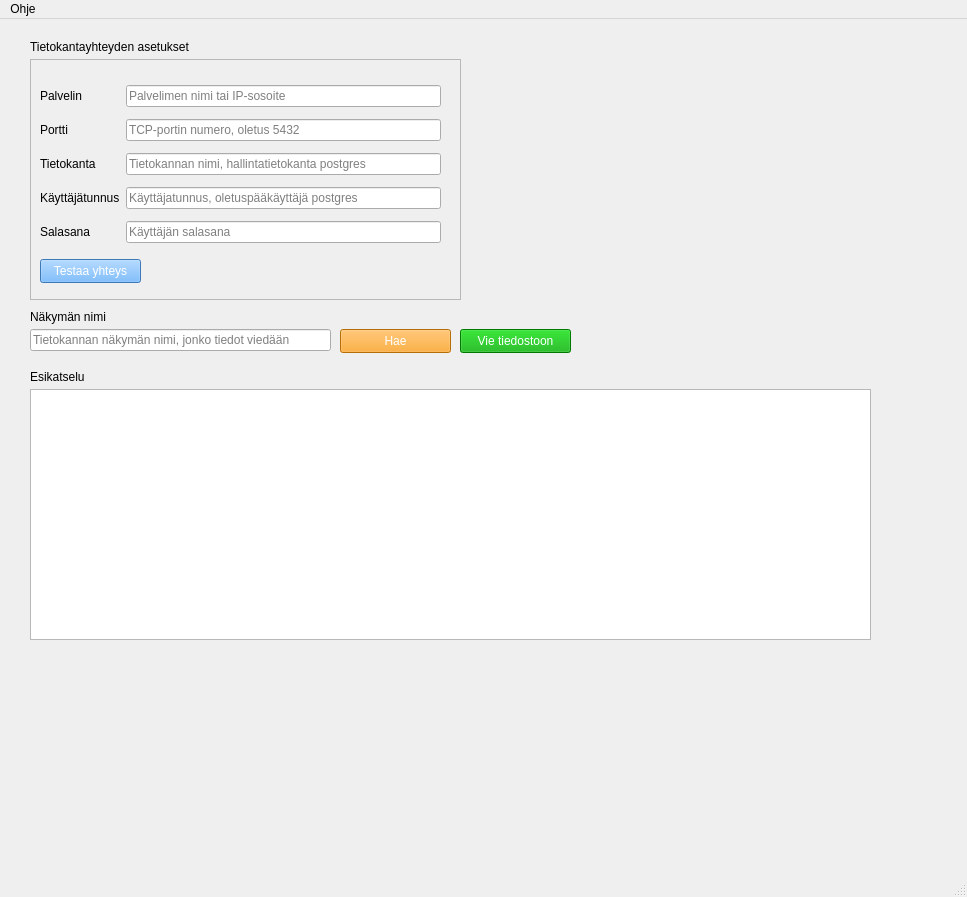
The window that exportTool.ui (Sadiqa-Khawari/PGViewExportTool) describes before a commit, drawn with Qt 5.
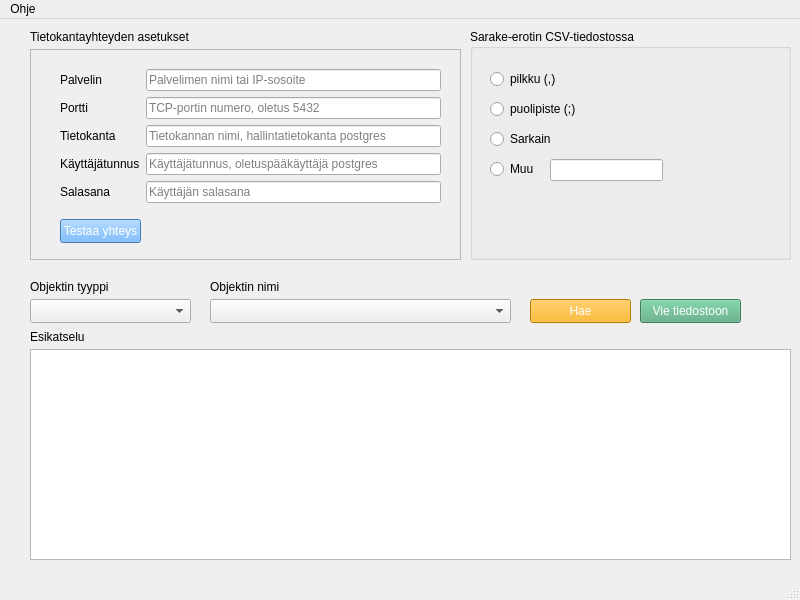
The same window after the commit.

The edit to the form file:
```diff
--- a/exportTool.ui
+++ b/exportTool.ui
@@ -6,8 +6,8 @@
    <rect>
     <x>0</x>
     <y>0</y>
-    <width>967</width>
-    <height>897</height>
+    <width>800</width>
+    <height>600</height>
    </rect>
   </property>
   <property name="windowTitle">
@@ -18,9 +18,9 @@
     <property name="geometry">
      <rect>
       <x>30</x>
-      <y>40</y>
+      <y>30</y>
       <width>431</width>
-      <height>241</height>
+      <height>211</height>
      </rect>
     </property>
     <property name="frameShape">
@@ -32,9 +32,9 @@
     <widget class="QPushButton" name="testConnectionPushButton">
      <property name="geometry">
       <rect>
-       <x>10</x>
-       <y>200</y>
-       <width>101</width>
+       <x>30</x>
+       <y>170</y>
+       <width>81</width>
        <height>24</height>
       </rect>
      </property>
@@ -46,13 +46,13 @@
       <string>Testaa yhteys</string>
      </property>
     </widget>
-    <widget class="QWidget" name="">
+    <widget class="QWidget" name="layoutWidget">
      <property name="geometry">
       <rect>
-       <x>10</x>
+       <x>30</x>
        <y>20</y>
-       <width>401</width>
-       <height>171</height>
+       <width>381</width>
+       <height>136</height>
       </rect>
      </property>
      <layout class="QGridLayout" name="gridLayout">
@@ -108,7 +108,7 @@
       <item row="3" column="1">
        <widget class="QLineEdit" name="userNameLineEdit">
         <property name="placeholderText">
-         <string>Käyttäjatunnus, oletuspääkäyttäjä postgres</string>
+         <string>Käyttäjätunnus, oletuspääkäyttäjä postgres</string>
         </property>
        </widget>
       </item>
@@ -133,8 +133,8 @@
     <property name="geometry">
      <rect>
       <x>30</x>
-      <y>20</y>
-      <width>191</width>
+      <y>10</y>
+      <width>171</width>
       <height>16</height>
      </rect>
     </property>
@@ -142,43 +142,30 @@
      <string>Tietokantayhteyden asetukset</string>
     </property>
    </widget>
-   <widget class="QLineEdit" name="viewNameLineEdit">
+   <widget class="QLabel" name="objectNameLabel">
     <property name="geometry">
      <rect>
-      <x>30</x>
-      <y>310</y>
-      <width>301</width>
-      <height>22</height>
-     </rect>
-    </property>
-    <property name="placeholderText">
-     <string>Tietokannan näkymän nimi, jonko tiedot viedään</string>
-    </property>
-   </widget>
-   <widget class="QLabel" name="viewNameLabel">
-    <property name="geometry">
-     <rect>
-      <x>30</x>
-      <y>290</y>
-      <width>111</width>
+      <x>210</x>
+      <y>260</y>
+      <width>101</width>
       <height>16</height>
      </rect>
     </property>
     <property name="text">
-     <string>Näkymän nimi</string>
+     <string>Objektin nimi</string>
     </property>
    </widget>
    <widget class="QPushButton" name="exportPushButton">
     <property name="geometry">
      <rect>
-      <x>460</x>
-      <y>310</y>
-      <width>111</width>
+      <x>640</x>
+      <y>280</y>
+      <width>101</width>
       <height>24</height>
      </rect>
     </property>
     <property name="styleSheet">
-     <string notr="true">background-color: rgb(0, 170, 0);
+     <string notr="true">background-color: rgb(85, 170, 127);
 color: rgb(255, 255, 255);</string>
     </property>
     <property name="text">
@@ -189,23 +176,23 @@
     <property name="geometry">
      <rect>
       <x>30</x>
-      <y>370</y>
-      <width>841</width>
-      <height>251</height>
+      <y>330</y>
+      <width>761</width>
+      <height>211</height>
      </rect>
     </property>
    </widget>
    <widget class="QPushButton" name="getDataPushButton">
     <property name="geometry">
      <rect>
-      <x>340</x>
-      <y>310</y>
-      <width>111</width>
+      <x>530</x>
+      <y>280</y>
+      <width>101</width>
       <height>24</height>
      </rect>
     </property>
     <property name="styleSheet">
-     <string notr="true">background-color: rgb(255, 154, 12);
+     <string notr="true">background-color: rgb(255, 170, 0);
 color: rgb(255, 255, 255);</string>
     </property>
     <property name="text">
@@ -216,8 +203,8 @@
     <property name="geometry">
      <rect>
       <x>30</x>
-      <y>350</y>
-      <width>71</width>
+      <y>310</y>
+      <width>81</width>
       <height>16</height>
      </rect>
     </property>
@@ -225,13 +212,121 @@
      <string>Esikatselu</string>
     </property>
    </widget>
+   <widget class="QComboBox" name="objectTypeComboBox">
+    <property name="geometry">
+     <rect>
+      <x>30</x>
+      <y>280</y>
+      <width>161</width>
+      <height>24</height>
+     </rect>
+    </property>
+   </widget>
+   <widget class="QComboBox" name="objectNameComboBox">
+    <property name="geometry">
+     <rect>
+      <x>210</x>
+      <y>280</y>
+      <width>301</width>
+      <height>24</height>
+     </rect>
+    </property>
+   </widget>
+   <widget class="QLabel" name="objectTypeLabel">
+    <property name="geometry">
+     <rect>
+      <x>30</x>
+      <y>260</y>
+      <width>161</width>
+      <height>16</height>
+     </rect>
+    </property>
+    <property name="text">
+     <string>Objektin tyyppi</string>
+    </property>
+   </widget>
+   <widget class="QGroupBox" name="groupBox">
+    <property name="geometry">
+     <rect>
+      <x>470</x>
+      <y>10</y>
+      <width>321</width>
+      <height>231</height>
+     </rect>
+    </property>
+    <property name="title">
+     <string>Sarake-erotin CSV-tiedostossa</string>
+    </property>
+    <widget class="QRadioButton" name="radioButton">
+     <property name="geometry">
+      <rect>
+       <x>20</x>
+       <y>40</y>
+       <width>92</width>
+       <height>20</height>
+      </rect>
+     </property>
+     <property name="text">
+      <string>pilkku (,)</string>
+     </property>
+    </widget>
+    <widget class="QRadioButton" name="radioButton_2">
+     <property name="geometry">
+      <rect>
+       <x>20</x>
+       <y>70</y>
+       <width>92</width>
+       <height>20</height>
+      </rect>
+     </property>
+     <property name="text">
+      <string>puolipiste (;)</string>
+     </property>
+    </widget>
+    <widget class="QRadioButton" name="radioButton_3">
+     <property name="geometry">
+      <rect>
+       <x>20</x>
+       <y>100</y>
+       <width>92</width>
+       <height>20</height>
+      </rect>
+     </property>
+     <property name="text">
+      <string>Sarkain</string>
+     </property>
+    </widget>
+    <widget class="QRadioButton" name="radioButton_4">
+     <property name="geometry">
+      <rect>
+       <x>20</x>
+       <y>130</y>
+       <width>92</width>
+       <height>20</height>
+      </rect>
+     </property>
+     <property name="text">
+      <string>Muu</string>
+     </property>
+    </widget>
+    <widget class="QLineEdit" name="lineEdit">
+     <property name="geometry">
+      <rect>
+       <x>80</x>
+       <y>130</y>
+       <width>113</width>
+       <height>22</height>
+      </rect>
+     </property>
+    </widget>
+   </widget>
   </widget>
   <widget class="QMenuBar" name="menubar">
    <property name="geometry">
     <rect>
      <x>0</x>
      <y>0</y>
-     <width>967</width>
+     <width>800</width>
      <height>33</height>
     </rect>
    </property>
```
Left out of the diff: 4 changed lines with no effect on the pictures.
